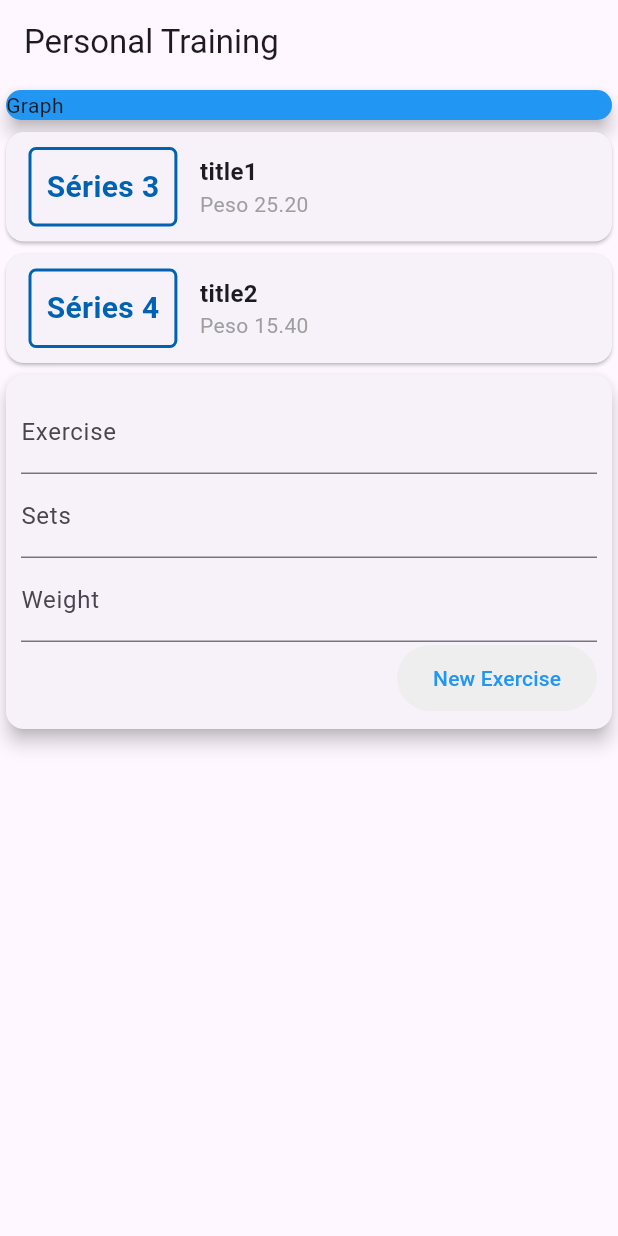
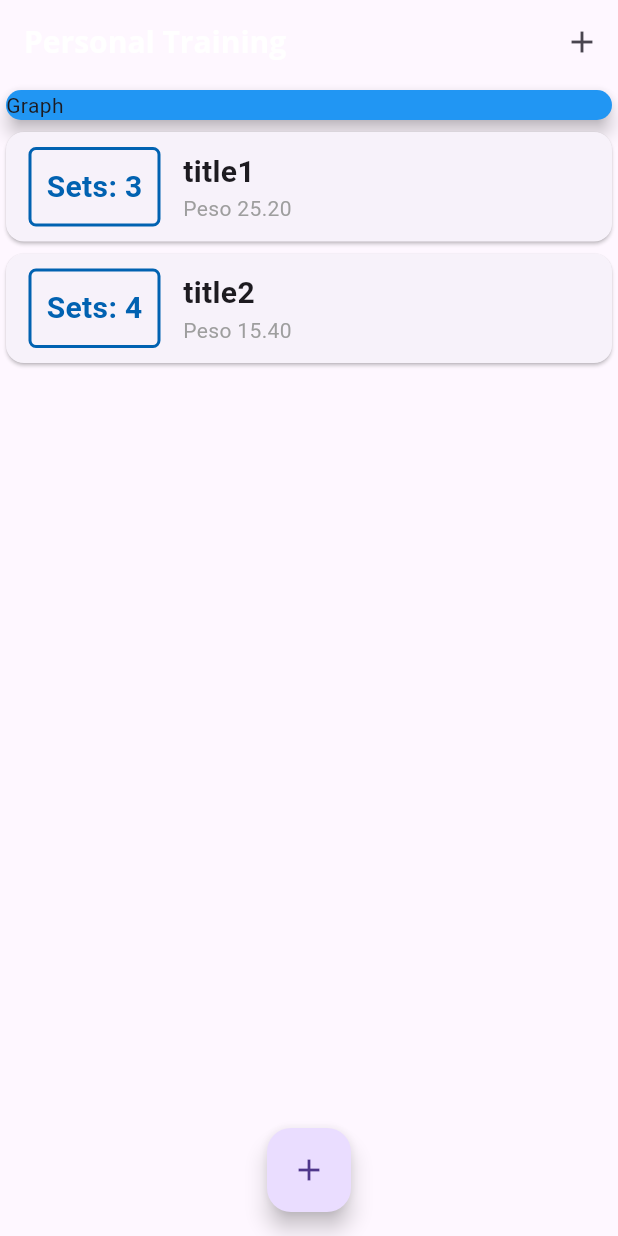
Before and after one commit to 4lexRossi/gym_app, a Flutter app: the screen it shows after launch, on a phone screen of 412 x 824 dp. Run offline on Flutter 3.47's test engine with Material 3 defaults, Android fonts, the phone set to English and light mode, and no system bars.

Commit message:
feat: add fonts and refactor classes

```diff
--- a/lib/components/exercise_list.dart
+++ b/lib/components/exercise_list.dart
@@ -4,12 +4,16 @@ import 'package:gym_app/models/exercise.dart';
 class ExerciseList extends StatelessWidget {
   final List<Exercise> exercises;
 
-  ExerciseList(this.exercises);
+  const ExerciseList(this.exercises, {super.key});
 
   @override
   Widget build(BuildContext context) {
-    return Column(
-      children: exercises.map((ex) {
+    return SizedBox(
+      height: 330,
+      child: ListView.builder(
+        itemCount: exercises.length,
+        itemBuilder: (context, index) {
+          final ex = exercises[index];
           return Card(
               child: Row(
             children: [
@@ -26,7 +30,7 @@ class ExerciseList extends StatelessWidget {
                     borderRadius: const BorderRadius.all(Radius.circular(5))),
                 padding: const EdgeInsets.all(10),
                 child: Text(
-                'Séries ${ex.set}',
+                  'Sets: ${ex.set}',
                   style: const TextStyle(
                     fontWeight: FontWeight.bold,
                     fontSize: 20,
@@ -40,7 +44,7 @@ class ExerciseList extends StatelessWidget {
                   Text(
                     ex.title,
                     style: const TextStyle(
-                    fontSize: 16,
+                      fontSize: 20,
                       fontWeight: FontWeight.bold,
                     ),
                   ),
@@ -52,7 +56,8 @@ class ExerciseList extends StatelessWidget {
               )
             ],
           ));
-      }).toList(),
+        },
+      ),
     );
   }
 }
--- a/lib/components/exercise_user.dart
+++ /dev/null
@@ -1,26 +0,0 @@
-import 'package:flutter/material.dart';
-import 'package:gym_app/components/exercise_form.dart';
-import 'package:gym_app/components/exercise_list.dart';
-import 'package:gym_app/models/exercise.dart';
-
-class ExerciseUser extends StatefulWidget {
-  @override
-  _ExerciseUserState createState() => _ExerciseUserState();
-}
-
-class _ExerciseUserState extends State<ExerciseUser> {
-  final _exercises = [
-    Exercise(id: 'E1', title: 'title1', set: 3, weight: 25.2),
-    Exercise(id: 'E2', title: 'title2', set: 4, weight: 15.4)
-  ];
-
-  @override
-  Widget build(BuildContext context) {
-    return Column(
-      children: [
-        ExerciseList(_exercises),
-        ExerciseForm(),
-      ],
-    );
-  }
-}
--- a/lib/main.dart
+++ b/lib/main.dart
@@ -1,31 +1,100 @@
+import 'dart:math';
+
 import 'package:flutter/material.dart';
 import 'package:gym_app/components/exercise_form.dart';
 import 'package:gym_app/components/exercise_list.dart';
-import 'package:gym_app/components/exercise_user.dart';
 import 'package:gym_app/models/exercise.dart';
 
-main() => runApp(const MyGym());
+main() => runApp(MyGym());
 
 class MyGym extends StatelessWidget {
   const MyGym({super.key});
 
   @override
   Widget build(BuildContext context) {
-    return MaterialApp(home: MyHomePage());
+    final ThemeData tema = ThemeData();
+
+    return MaterialApp(
+      home: MyHomePage(),
+      theme: tema.copyWith(
+        colorScheme: tema.colorScheme.copyWith(
+          primary: Colors.purple,
+          secondary: Colors.amber,
+        ),
+        textTheme: tema.textTheme.copyWith(
+          titleLarge: const TextStyle(
+            fontFamily: 'OpenSans',
+            fontSize: 18,
+            fontWeight: FontWeight.bold,
+            color: Colors.black,
+          ),
+        ),
+        appBarTheme: const AppBarTheme(
+          titleTextStyle: TextStyle(
+            fontFamily: 'OpenSans',
+            fontSize: 20,
+            fontWeight: FontWeight.bold,
+          ),
+        ),
+      ),
+    );
   }
 }
 
-class MyHomePage extends StatelessWidget {
+class MyHomePage extends StatefulWidget {
+  const MyHomePage({super.key});
+
+  @override
+  State<MyHomePage> createState() => _MyHomePageState();
+}
+
+class _MyHomePageState extends State<MyHomePage> {
+  final _exercises = [
+    Exercise(id: 'E1', title: 'title1', set: 3, weight: 25.2),
+    Exercise(id: 'E2', title: 'title2', set: 4, weight: 15.4),
+  ];
+
+  _addExercise(String title, num set, double weight) {
+    final newExercise = Exercise(
+      id: Random().nextDouble().toString(),
+      title: title,
+      set: set,
+      weight: weight,
+    );
+
+    setState(() {
+      _exercises.add(newExercise);
+    });
+
+    Navigator.of(context).pop();
+  }
+
+  _openExerciseModal(BuildContext context) {
+    showModalBottomSheet(
+      context: context,
+      builder: (_) {
+        return ExerciseForm(_addExercise);
+      },
+    );
+  }
+
   @override
   Widget build(BuildContext context) {
     return Scaffold(
       appBar: AppBar(
         title: const Text('Personal Training'),
+        actions: [
+          IconButton(
+            onPressed: () => _openExerciseModal(context),
+            icon: const Icon(Icons.add),
+          )
+        ],
       ),
-      body: Column(
+      body: SingleChildScrollView(
+        child: Column(
           crossAxisAlignment: CrossAxisAlignment.stretch,
           children: [
-          Container(
+            SizedBox(
               width: double.infinity,
               child: const Card(
                 color: Colors.blue,
@@ -33,9 +102,15 @@ class MyHomePage extends StatelessWidget {
                 child: Text('Graph'),
               ),
             ),
-          ExerciseUser(),
+            ExerciseList(_exercises),
           ],
         ),
+      ),
+      floatingActionButton: FloatingActionButton(
+        child: const Icon(Icons.add),
+        onPressed: () => _openExerciseModal(context),
+      ),
+      floatingActionButtonLocation: FloatingActionButtonLocation.centerFloat,
     );
   }
 }
```
Also changed, not shown: lib/components/exercise_form.dart (+35 -4 lines), pubspec.yaml (+11 -11 lines), assets/fonts/OpenSans-Bold.ttf (added), assets/fonts/OpenSans-Regular.ttf (added), assets/fonts/Quicksand-Bold.ttf (added), assets/fonts/Quicksand-Light.ttf (added), assets/fonts/Quicksand-Medium.ttf (added), assets/fonts/Quicksand-Regular.ttf (added). Lines whose indentation alone changed are shown as unchanged.
